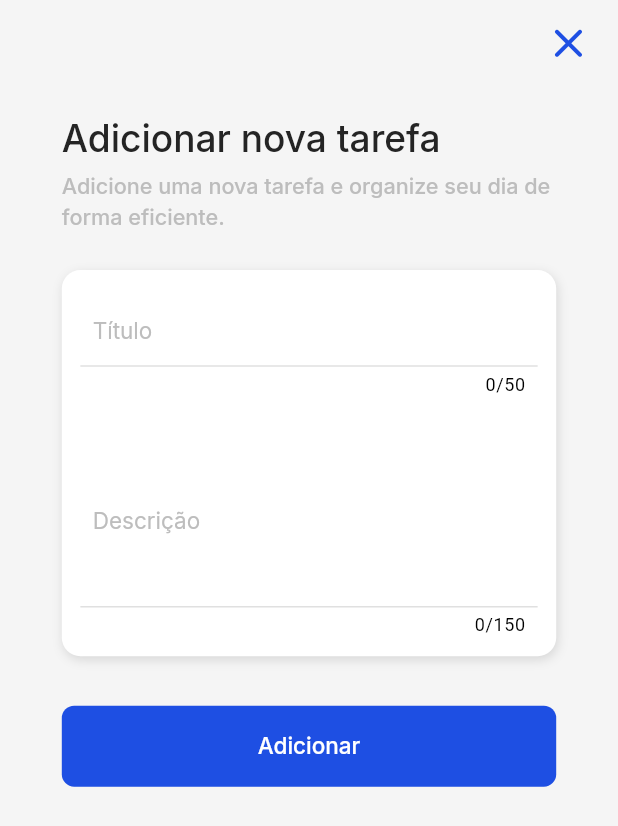
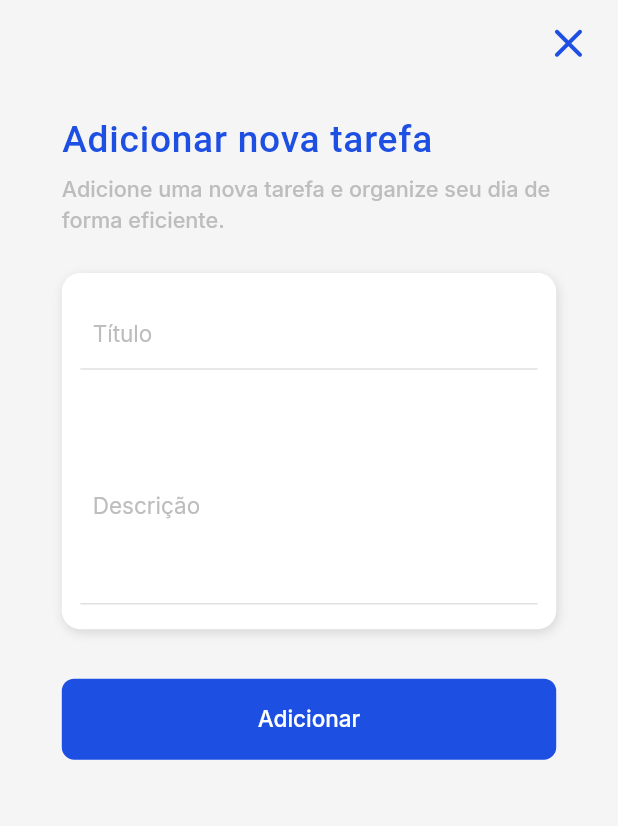
Before and after one commit to Thiago2807/TodoList, a Flutter app: the AddTaskScreen screen opened by its route, on a phone screen of 412 x 824 dp. Shown: the top 826 px of the screen. Run offline on Flutter 3.47's test engine with Material 2 defaults, Android fonts, the phone set to English and light mode, and no system bars; our stand-ins replace dio, email_validator, flutter_bloc, flutter_native_splash, flutter_svg, get_it and 2 more; accounts and stored records are empty; Roboto replaces fonts that are missing (Dosis).

Commit message:
Trabalhando com tema na tela de cadastro de tarefas

```diff
--- a/TodoList_App/todolist_app/lib/presentation/screens/add_task/add_task_screen.dart
+++ b/TodoList_App/todolist_app/lib/presentation/screens/add_task/add_task_screen.dart
@@ -23,6 +23,7 @@ class _AddTaskScreenState extends State<AddTaskScreen> {
   @override
   Widget build(BuildContext context) {
     final Size size = MediaQuery.sizeOf(context);
+    final ThemeData theme = Theme.of(context);
 
     return Scaffold(
       appBar: PreferredSize(
@@ -37,7 +38,6 @@ class _AddTaskScreenState extends State<AddTaskScreen> {
                 alignment: Alignment.centerRight,
                 child: Icon(
                   Icons.close_rounded,
-                  color: Color(secondaryAlterColor),
                   size: size.width * .08,
                 ),
               ),
@@ -55,10 +55,8 @@ class _AddTaskScreenState extends State<AddTaskScreen> {
             children: [
               Text(
                 "Adicionar nova tarefa",
-                style: FontGoogle.interFont(
-                  fontWeight: FontWeight.w500,
-                  size: size.width * .06,
-                  color: Color(blackColor),
+                style: theme.textTheme.titleMedium?.copyWith(
+                  fontSize: size.width * .06,
                 ),
               ),
               SizedBox(height: size.height * .005),
@@ -77,7 +75,7 @@ class _AddTaskScreenState extends State<AddTaskScreen> {
                   horizontal: size.width * .03,
                 ),
                 decoration: BoxDecoration(
-                  color: Colors.white,
+                  color: theme.colorScheme.tertiaryContainer,
                   borderRadius: BorderRadius.circular(size.width * .03),
                   boxShadow: const [
                     BoxShadow(
--- a/TodoList_App/todolist_app/lib/presentation/screens/add_task/component/input.dart
+++ b/TodoList_App/todolist_app/lib/presentation/screens/add_task/component/input.dart
@@ -1,4 +1,5 @@
 import 'package:flutter/material.dart';
+import 'package:flutter/services.dart';
 
 import '../../../colors/colors.dart';
 import '../../../fonts/fonts.dart';
@@ -23,7 +24,6 @@ class InputAddTask extends StatelessWidget {
       controller: textEditingController,
       maxLines: multiLines ? null : 1,
       expands: multiLines,
-      maxLength: multiLines ? 150 : 50,
       decoration: InputDecoration(
         border: InputBorder.none,
         focusedBorder: UnderlineInputBorder(
```
